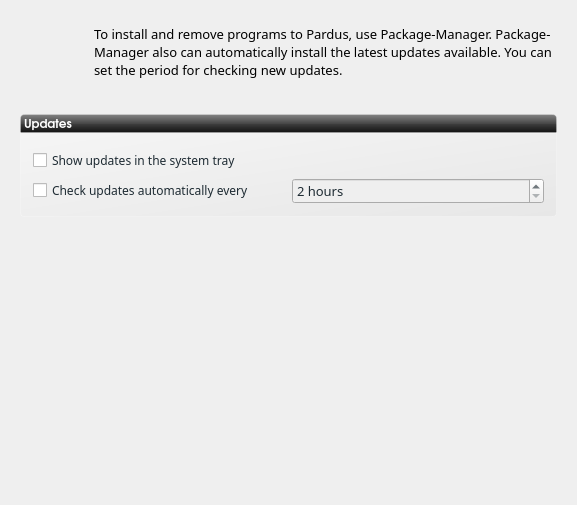
The window that COMAK/kaptan/ui/ui_scrPackage.ui (pars-linux/projects) describes before a commit, drawn with Qt 5.
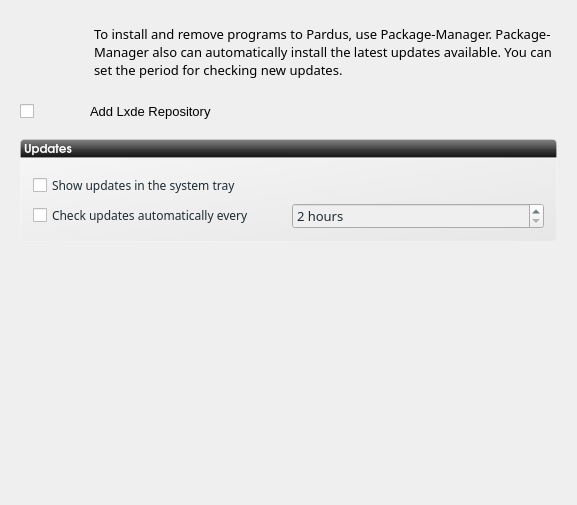
The same window after the commit. Icons and pictures are not drawn.

Commit message: ui_scrPackage checkbox eklendi

Patch:
```diff
--- a/COMAK/kaptan/ui/ui_scrPackage.ui
+++ b/COMAK/kaptan/ui/ui_scrPackage.ui
@@ -23,7 +23,7 @@
    <property name="spacing">
     <number>0</number>
    </property>
-   <item row="3" column="0">
+   <item row="5" column="0">
     <layout class="QVBoxLayout" name="verticalLayout_3">
      <item>
       <widget class="QGroupBox" name="groupBoxUpdates">
@@ -191,39 +191,46 @@
      </item>
     </layout>
    </item>
-   <item row="1" column="0">
-    <spacer name="verticalSpacer_6">
-     <property name="orientation">
-      <enum>Qt::Vertical</enum>
-     </property>
-     <property name="sizeType">
-      <enum>QSizePolicy::Fixed</enum>
-     </property>
-     <property name="sizeHint" stdset="0">
-      <size>
-       <width>20</width>
-       <height>30</height>
-      </size>
-     </property>
-    </spacer>
-   </item>
-   <item row="4" column="0">
-    <spacer name="verticalSpacer_8">
-     <property name="orientation">
-      <enum>Qt::Vertical</enum>
-     </property>
-     <property name="sizeType">
-      <enum>QSizePolicy::Expanding</enum>
-     </property>
-     <property name="sizeHint" stdset="0">
-      <size>
-       <width>20</width>
-       <height>0</height>
-      </size>
-     </property>
-    </spacer>
-   </item>
    <item row="2" column="0">
+    <layout class="QHBoxLayout" name="horizontalLayout_3">
+     <item>
+      <widget class="QCheckBox" name="checkBox">
+       <property name="maximumSize">
+        <size>
+         <width>70</width>
+         <height>16777215</height>
+        </size>
+       </property>
+       <property name="text">
+        <string/>
+       </property>
+      </widget>
+     </item>
+     <item>
+      <widget class="QLabel" name="add_repo">
+       <property name="font">
+        <font>
+         <pointsize>10</pointsize>
+         <kerning>true</kerning>
+        </font>
+       </property>
+       <property name="focusPolicy">
+        <enum>Qt::TabFocus</enum>
+       </property>
+       <property name="text">
+        <string>Add Lxde Repository</string>
+       </property>
+       <property name="textFormat">
+        <enum>Qt::AutoText</enum>
+       </property>
+       <property name="textInteractionFlags">
+        <set>Qt::LinksAccessibleByMouse</set>
+       </property>
+      </widget>
+     </item>
+    </layout>
+   </item>
+   <item row="4" column="0">
     <widget class="QLabel" name="label">
      <property name="font">
       <font>
@@ -249,6 +256,45 @@
      </property>
     </widget>
    </item>
+   <item row="3" column="0">
+    <spacer name="horizontalSpacer">
+     <property name="orientation">
+      <enum>Qt::Horizontal</enum>
+     </property>
+     <property name="sizeHint" stdset="0">
+      <size>
+       <width>40</width>
+       <height>20</height>
+      </size>
+     </property>
+    </spacer>
+   </item>
+   <item row="6" column="0">
+    <spacer name="verticalSpacer">
+     <property name="orientation">
+      <enum>Qt::Vertical</enum>
+     </property>
+     <property name="sizeHint" stdset="0">
+      <size>
+       <width>20</width>
+       <height>40</height>
+      </size>
+     </property>
+    </spacer>
+   </item>
+   <item row="1" column="0">
+    <spacer name="horizontalSpacer_2">
+     <property name="orientation">
+      <enum>Qt::Horizontal</enum>
+     </property>
+     <property name="sizeHint" stdset="0">
+      <size>
+       <width>40</width>
+       <height>20</height>
+      </size>
+     </property>
+    </spacer>
+   </item>
   </layout>
  </widget>
  <resources>
```
